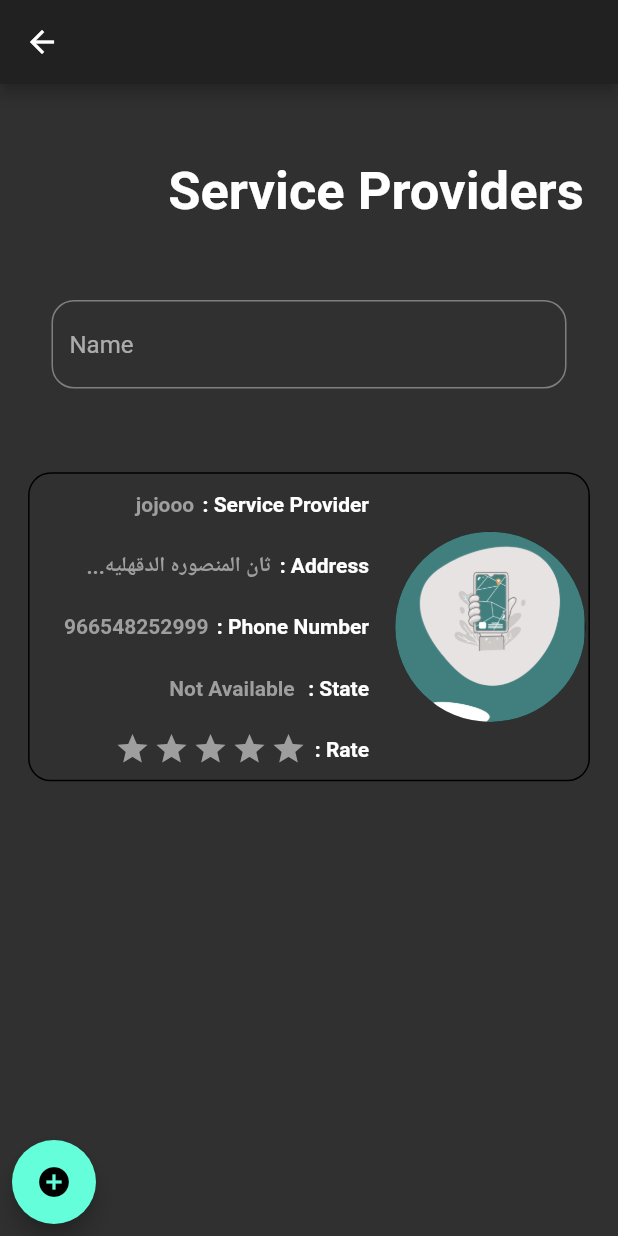
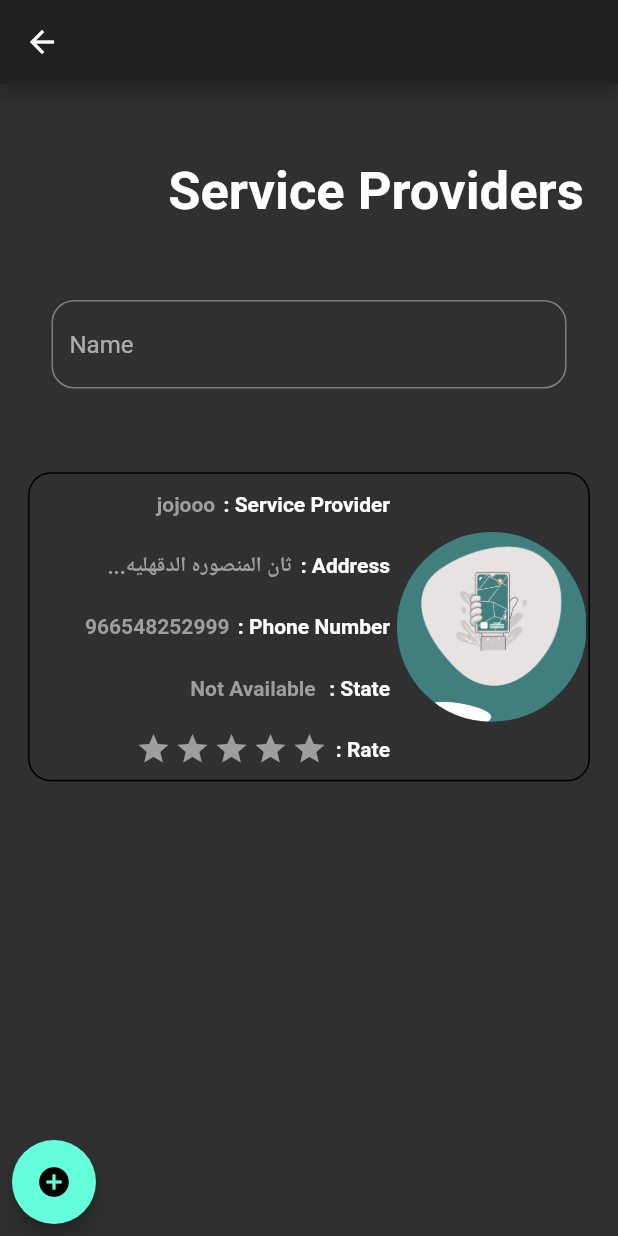
Before and after one commit to mostafab478/saqrApp, a Flutter app: the HomeScreen screen opened directly, after a tap on "Taxi", on a phone screen of 412 x 824 dp. Run offline on Flutter 3.47's test engine with Material 2 defaults, Android fonts, the phone set to English and light mode, and no system bars; our stand-ins replace easy_localization, smooth_page_indicator, theme_provider.

Commit message:
some edits

```diff
--- a/lib/ScreensInHome/خدمات المنازل.dart
+++ b/lib/ScreensInHome/خدمات المنازل.dart
@@ -60,7 +60,7 @@ class _HomeServiceState extends State<HomeService> {
                     child: Row(mainAxisAlignment: MainAxisAlignment.end,
                       children: [
                         Padding(
-                          padding: const EdgeInsets.only(right:12.0),
+                          padding: const EdgeInsets.only(right:1.0),
                           child: Column(
                             crossAxisAlignment: CrossAxisAlignment.end,
                             mainAxisAlignment: MainAxisAlignment.center,
@@ -145,7 +145,7 @@ class _HomeServiceState extends State<HomeService> {
                           ),
                         ),
                         Padding(
-                          padding: const EdgeInsets.only(right:2.0,left:2.0),
+                          padding: const EdgeInsets.only(right:1.0),
                           child: CircleAvatar(backgroundImage: AssetImage("lib/Assets/chLocation.png"),radius: height/13,),
                         ),
 
--- a/lib/ScreensInHome/صرف صحي.dart
+++ b/lib/ScreensInHome/صرف صحي.dart
@@ -55,7 +55,7 @@ class _SanitationState extends State<Sanitation> {
                   Row(mainAxisAlignment: MainAxisAlignment.end,
                     children: [
                       Padding(
-                        padding: const EdgeInsets.only(right:12.0),
+                        padding: const EdgeInsets.only(right:1.0),
                         child: Column(
                           crossAxisAlignment: CrossAxisAlignment.end,
                           mainAxisAlignment: MainAxisAlignment.center,
@@ -140,7 +140,7 @@ class _SanitationState extends State<Sanitation> {
                         ),
                       ),
                       Padding(
-                        padding: const EdgeInsets.only(right:2.0,left: 2.0),
+                        padding: const EdgeInsets.only(right:1.0),
                         child: CircleAvatar(backgroundImage: AssetImage("lib/Assets/chLocation.png"),radius: height/13,),
                       ),
 
--- a/lib/ScreensInHome/ليموزين.dart
+++ b/lib/ScreensInHome/ليموزين.dart
@@ -59,7 +59,7 @@ class _TaxiState extends State<Taxi> {
                     child: Row(mainAxisAlignment: MainAxisAlignment.end,
                       children: [
                         Padding(
-                          padding: const EdgeInsets.only(right:12.0),
+                          padding: const EdgeInsets.only(right:1.0),
                           child: Column(
                             crossAxisAlignment: CrossAxisAlignment.end,
                             mainAxisAlignment: MainAxisAlignment.center,
@@ -144,7 +144,7 @@ class _TaxiState extends State<Taxi> {
                           ),
                         ),
                         Padding(
-                          padding: const EdgeInsets.only(right:2.0,left:2.0),
+                          padding: const EdgeInsets.only(right:1.0),
                           child: CircleAvatar(backgroundImage: AssetImage("lib/Assets/chLocation.png"),radius: height/13,),
                         ),
 
--- a/lib/screens/Home.dart
+++ b/lib/screens/Home.dart
@@ -54,7 +54,7 @@ Widget Icons1(String title,var image,tab){
      fit: BoxFit.fill,
  ),),
         ),
-        Container(padding: EdgeInsets.only(top: 5),
+        Container(padding: EdgeInsets.only(top: 2),
             child: Text("$title",style: TextStyle(fontWeight: FontWeight.bold,
                 // fontSize: height/50
             ),)  //edit
```
